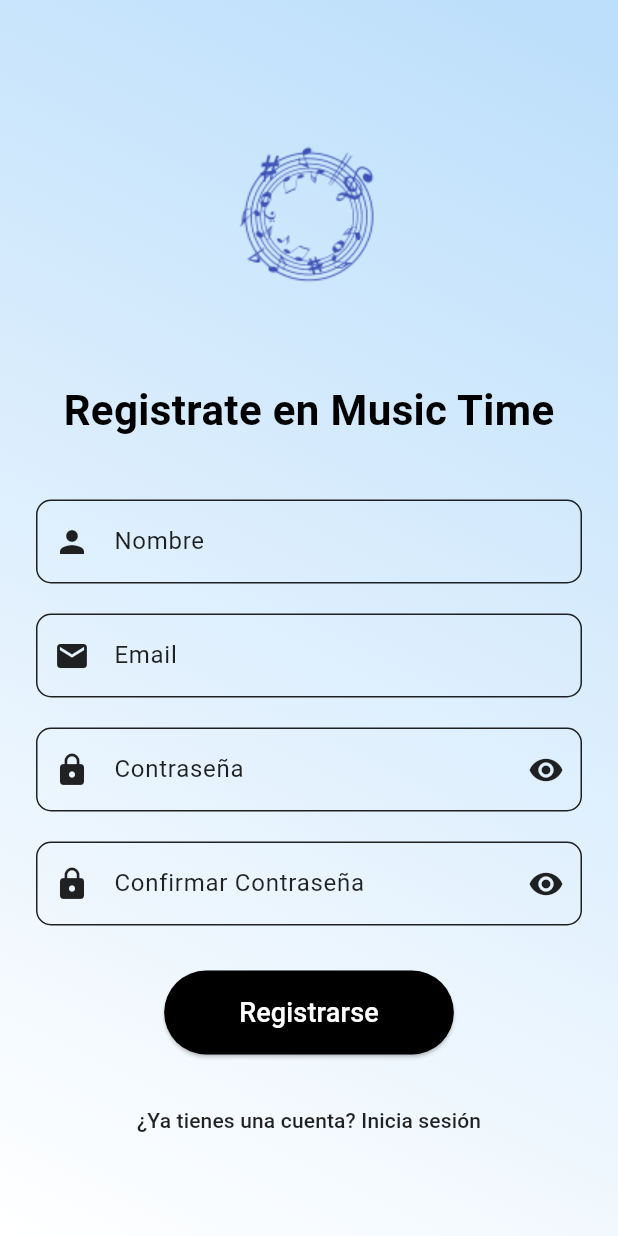
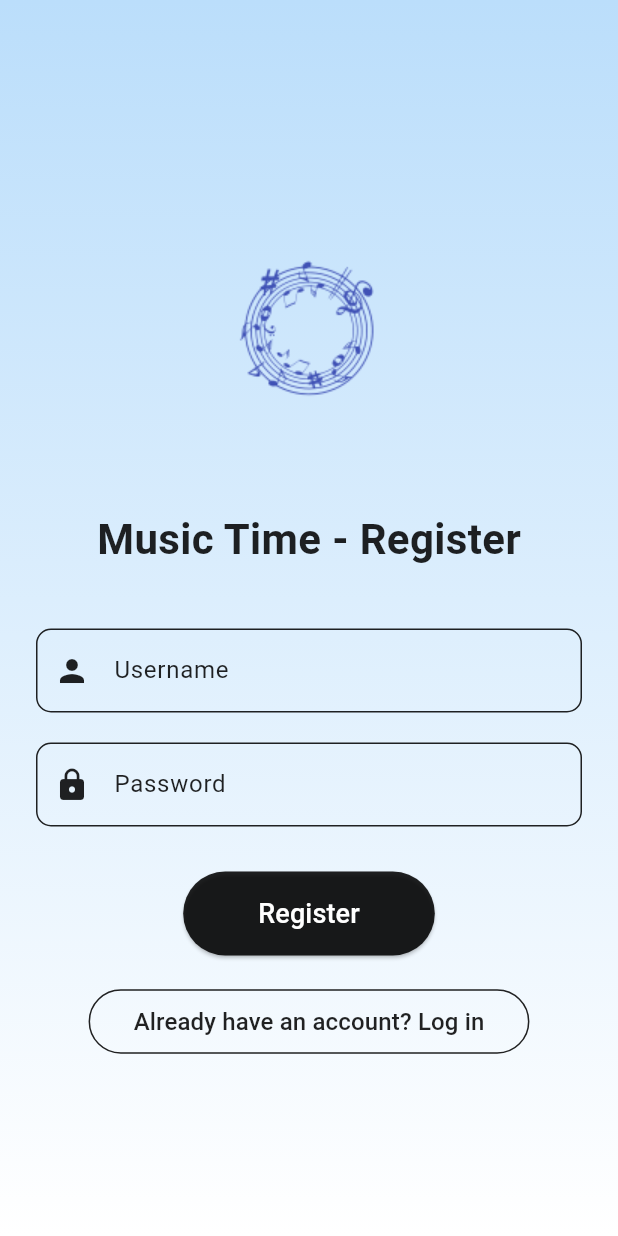
Before and after one commit to codex-App-Movile/APP-Music-Time, a Flutter app: the Register screen opened directly, on a phone screen of 412 x 824 dp. Run offline on Flutter 3.47's test engine with Material 3 defaults, Android fonts, the light colour scheme and no system bars.

Commit message:
chore: login functionality

```diff
--- a/lib/Register.dart
+++ /dev/null
@@ -1,195 +0,0 @@
-import 'package:flutter/material.dart';
-
-class Register extends StatefulWidget {
-  @override
-  _RegisterState createState() => _RegisterState();
-}
-
-class _RegisterState extends State<Register> {
-  final _formKey = GlobalKey<FormState>();
-  final _passwordController = TextEditingController();
-  final _confirmPasswordController = TextEditingController();
-  String _name = '';
-  String _email = '';
-  bool _obscurePassword = true;
-  bool _obscureConfirmPassword = true;
-
-  void _submit() {
-    if (_formKey.currentState!.validate()) {
-      _formKey.currentState!.save();
-      // Aquí iría la lógica de registro
-      print('Name: $_name, Email: $_email, Password: ${_passwordController.text}');
-    }
-  }
-
-  void _togglePasswordVisibility() {
-    setState(() {
-      _obscurePassword = !_obscurePassword;
-    });
-  }
-
-  void _toggleConfirmPasswordVisibility() {
-    setState(() {
-      _obscureConfirmPassword = !_obscureConfirmPassword;
-    });
-  }
-
-  @override
-  void dispose() {
-    _passwordController.dispose();
-    _confirmPasswordController.dispose();
-    super.dispose();
-  }
-
-  @override
-  Widget build(BuildContext context) {
-    return Scaffold(
-      body: Container(
-        decoration: BoxDecoration(
-          gradient: LinearGradient(
-            begin: Alignment.topRight,
-            end: Alignment.bottomLeft,
-            colors: [Color(0xFFBBDEFB), Colors.white],
-          ),
-        ),
-        child: SafeArea(
-          child: Center(
-            child: SingleChildScrollView(
-              child: Padding(
-                padding: EdgeInsets.all(24.0),
-                child: Form(
-                  key: _formKey,
-                  child: Column(
-                    mainAxisAlignment: MainAxisAlignment.center,
-                    children: <Widget>[
-                      Image.asset(
-                        'assets/logo.png',
-                        width: 180,
-                        height: 180,
-                      ),
-                      SizedBox(height: 20),
-                      Text(
-                        'Registrate en Music Time',
-                        style: TextStyle(
-                          fontSize: 28,
-                          fontWeight: FontWeight.bold,
-                          color: Colors.black,
-                        ),
-                      ),
-                      SizedBox(height: 40),
-                      TextFormField(
-                        decoration: _inputDecoration('Nombre', Icons.person),
-                        style: TextStyle(color: Colors.black87),
-                        validator: (value) {
-                          if (value == null || value.isEmpty) {
-                            return 'Por favor, ingresa tu nombre';
-                          }
-                          return null;
-                        },
-                        onSaved: (value) => _name = value!,
-                      ),
-                      SizedBox(height: 20),
-                      TextFormField(
-                        decoration: _inputDecoration('Email', Icons.email),
-                        style: TextStyle(color: Colors.black87),
-                        keyboardType: TextInputType.emailAddress,
-                        validator: (value) {
-                          if (value == null || value.isEmpty || !value.contains('@')) {
-                            return 'Por favor, ingresa un email válido';
-                          }
-                          return null;
-                        },
-                        onSaved: (value) => _email = value!,
-                      ),
-                      SizedBox(height: 20),
-                      TextFormField(
-                        controller: _passwordController,
-                        decoration: _inputDecoration('Contraseña', Icons.lock).copyWith(
-                          suffixIcon: IconButton(
-                            icon: Icon(
-                              _obscurePassword ? Icons.visibility : Icons.visibility_off,
-                              color: Colors.black87,
-                            ),
-                            onPressed: _togglePasswordVisibility,
-                          ),
-                        ),
-                        style: TextStyle(color: Colors.black87),
-                        obscureText: _obscurePassword,
-                        validator: (value) {
-                          if (value == null || value.isEmpty || value.length < 6) {
-                            return 'La contraseña debe tener al menos 6 caracteres';
-                          }
-                          return null;
-                        },
-                      ),
-                      SizedBox(height: 20),
-                      TextFormField(
-                        controller: _confirmPasswordController,
-                        decoration: _inputDecoration('Confirmar Contraseña', Icons.lock).copyWith(
-                          suffixIcon: IconButton(
-                            icon: Icon(
-                              _obscureConfirmPassword ? Icons.visibility : Icons.visibility_off,
-                              color: Colors.black87,
-                            ),
-                            onPressed: _toggleConfirmPasswordVisibility,
-                          ),
-                        ),
-                        style: TextStyle(color: Colors.black87),
-                        obscureText: _obscureConfirmPassword,
-                        validator: (value) {
-                          if (value != _passwordController.text) {
-                            return 'Las contraseñas no coinciden';
-                          }
-                          return null;
-                        },
-                      ),
-                      SizedBox(height: 30),
-                      ElevatedButton(
-                        onPressed: _submit,
-                        child: Text('Registrarse', style: TextStyle(fontSize: 18)),
-                        style: ElevatedButton.styleFrom(
-                          foregroundColor: Colors.white, backgroundColor: Colors.black,
-                          padding: EdgeInsets.symmetric(horizontal: 50, vertical: 15),
-                          shape: RoundedRectangleBorder(
-                            borderRadius: BorderRadius.circular(30),
-                          ),
-                        ),
-                      ),
-                      SizedBox(height: 20),
-                      TextButton(
-                        onPressed: () {
-                          // Navegar de vuelta a la pantalla de login
-                          Navigator.of(context).pop();
-                        },
-                        child: Text(
-                          '¿Ya tienes una cuenta? Inicia sesión',
-                          style: TextStyle(color: Colors.black87),
-                        ),
-                      ),
-                    ],
-                  ),
-                ),
-              ),
-            ),
-          ),
-        ),
-      ),
-    );
-  }
-
-  InputDecoration _inputDecoration(String label, IconData icon) {
-    return InputDecoration(
-      labelText: label,
-      prefixIcon: Icon(icon, color: Colors.black87),
-      labelStyle: TextStyle(color: Colors.black87),
-      enabledBorder: OutlineInputBorder(
-        borderSide: BorderSide(color: Colors.black87),
-        borderRadius: BorderRadius.circular(10),
-      ),
-      focusedBorder: OutlineInputBorder(
-        borderSide: BorderSide(color: Colors.black),
-        borderRadius: BorderRadius.circular(10),
-      ),
-    );
-  }
-}
--- /dev/null
+++ b/lib/Views/Home.dart
@@ -0,0 +1,24 @@
+// lib/Views/home.dart
+import 'package:flutter/material.dart';
+
+class Home extends StatelessWidget {
+  final String username;
+
+  Home({required this.username});
+
+  @override
+  Widget build(BuildContext context) {
+    return Scaffold(
+      appBar: AppBar(
+        automaticallyImplyLeading: false, // This removes the back arrow
+        title: Text('Home'),
+      ),
+      body: Center(
+        child: Text(
+          'Welcome, $username!',
+          style: TextStyle(fontSize: 24),
+        ),
+      ),
+    );
+  }
+}
--- /dev/null
+++ b/lib/Views/Register.dart
@@ -0,0 +1,149 @@
+// lib/Views/register.dart
+import 'package:flutter/material.dart';
+import '../services/ApiService.dart';
+import 'login.dart';
+
+class Register extends StatefulWidget {
+  @override
+  _RegisterState createState() => _RegisterState();
+}
+
+class _RegisterState extends State<Register> {
+  final _formKey = GlobalKey<FormState>();
+  String _username = '';
+  String _password = '';
+
+  Future<void> _submit() async {
+    if (_formKey.currentState!.validate()) {
+      _formKey.currentState!.save();
+      final response = await ApiService().signUp({'username': _username, 'password': _password});
+
+      if (response.statusCode == 200) {
+        Navigator.push(
+          context,
+          MaterialPageRoute(builder: (context) => login()),
+        );
+      } else {
+        // Handle registration error
+        print('Registration failed: ${response.body}');
+      }
+    }
+  }
+
+  @override
+  Widget build(BuildContext context) {
+    return Scaffold(
+      body: Container(
+        decoration: BoxDecoration(
+          gradient: LinearGradient(
+            begin: Alignment.topCenter,
+            end: Alignment.bottomCenter,
+            colors: [Color(0xFFBBDEFB), Colors.white],
+          ),
+        ),
+        child: SafeArea(
+          child: Center(
+            child: SingleChildScrollView(
+              child: Padding(
+                padding: EdgeInsets.all(24.0),
+                child: Form(
+                  key: _formKey,
+                  child: Column(
+                    mainAxisAlignment: MainAxisAlignment.center,
+                    children: <Widget>[
+                      Image.asset(
+                        'assets/logo.png',
+                        width: 200,
+                        height: 200,
+                      ),
+                      SizedBox(height: 20),
+                      Text(
+                        'Music Time - Register',
+                        style: TextStyle(
+                          fontSize: 28,
+                          fontWeight: FontWeight.bold,
+                          color: Colors.black87,
+                        ),
+                      ),
+                      SizedBox(height: 40),
+                      TextFormField(
+                        decoration: _inputDecoration('Username', Icons.person),
+                        style: TextStyle(color: Colors.black87),
+                        validator: (value) {
+                          if (value == null || value.isEmpty) {
+                            return 'Please enter your username';
+                          }
+                          return null;
+                        },
+                        onSaved: (value) => _username = value!,
+                      ),
+                      SizedBox(height: 20),
+                      TextFormField(
+                        decoration: _inputDecoration('Password', Icons.lock),
+                        style: TextStyle(color: Colors.black87),
+                        obscureText: true,
+                        validator: (value) {
+                          if (value == null || value.isEmpty || value.length < 6) {
+                            return 'Password must be at least 6 characters';
+                          }
+                          return null;
+                        },
+                        onSaved: (value) => _password = value!,
+                      ),
+                      SizedBox(height: 30),
+                      ElevatedButton(
+                        onPressed: _submit,
+                        child: Text('Register', style: TextStyle(fontSize: 18)),
+                        style: ElevatedButton.styleFrom(
+                          foregroundColor: Colors.white,
+                          backgroundColor: Colors.black87,
+                          padding: EdgeInsets.symmetric(horizontal: 50, vertical: 15),
+                          shape: RoundedRectangleBorder(
+                            borderRadius: BorderRadius.circular(30),
+                          ),
+                        ),
+                      ),
+                      SizedBox(height: 20),
+                      OutlinedButton(
+                        onPressed: () {
+                          Navigator.push(
+                            context,
+                            MaterialPageRoute(builder: (context) => login()),
+                          );
+                        },
+                        child: Text('Already have an account? Log in', style: TextStyle(fontSize: 16, color: Colors.black87)),
+                        style: OutlinedButton.styleFrom(
+                          side: BorderSide(color: Colors.black87),
+                          padding: EdgeInsets.symmetric(horizontal: 30, vertical: 10),
+                          shape: RoundedRectangleBorder(
+                            borderRadius: BorderRadius.circular(30),
+                          ),
+                        ),
+                      ),
+                    ],
+                  ),
+                ),
+              ),
+            ),
+          ),
+        ),
+      ),
+    );
+  }
+
+  InputDecoration _inputDecoration(String label, IconData icon) {
+    return InputDecoration(
+      labelText: label,
+      prefixIcon: Icon(icon, color: Colors.black87),
+      labelStyle: TextStyle(color: Colors.black87),
+      enabledBorder: OutlineInputBorder(
+        borderSide: BorderSide(color: Colors.black87),
+        borderRadius: BorderRadius.circular(10),
+      ),
+      focusedBorder: OutlineInputBorder(
+        borderSide: BorderSide(color: Colors.black),
+        borderRadius: BorderRadius.circular(10),
+      ),
+    );
+  }
+}
--- a/lib/login.dart
+++ b/lib/Views/login.dart
@@ -1,5 +1,8 @@
+// lib/Views/login.dart
 import 'package:flutter/material.dart';
-import 'register.dart'; // Asegúrate de que este archivo exista y contenga la clase Register
+import '../services/ApiService.dart';
+import 'home.dart';
+import 'register.dart';
 
 class login extends StatefulWidget {
   @override
@@ -8,15 +11,26 @@ class login extends StatefulWidget {
 
 class _LoginState extends State<login> {
   final _formKey = GlobalKey<FormState>();
-  String _email = '';
+  String _username = '';
   String _password = '';
   bool _obscureText = true;
 
-  void _submit() {
+  Future<void> _submit() async {
     if (_formKey.currentState!.validate()) {
       _formKey.currentState!.save();
-      // Aquí iría la lógica de autenticación
-      print('Email: $_email, Password: $_password');
+      final response = await ApiService().signIn({'username': _username, 'password': _password});
+
+      if (response.statusCode == 200) {
+        Navigator.push(
+          context,
+          MaterialPageRoute(
+            builder: (context) => Home(username: _username),
+          ),
+        );
+      } else {
+        // Handle login error
+        print('Login failed: ${response.body}');
+      }
     }
   }
 
@@ -63,36 +77,19 @@ class _LoginState extends State<login> {
                       ),
                       SizedBox(height: 40),
                       TextFormField(
-                        decoration: InputDecoration(
-                          labelText: 'Email',
-                          prefixIcon: Icon(Icons.email, color: Colors.black87),
-                          labelStyle: TextStyle(color: Colors.black87),
-                          enabledBorder: OutlineInputBorder(
-                            borderSide: BorderSide(color: Colors.black54),
-                            borderRadius: BorderRadius.circular(10),
-                          ),
-                          focusedBorder: OutlineInputBorder(
-                            borderSide: BorderSide(color: Colors.black87),
-                            borderRadius: BorderRadius.circular(10),
-                          ),
-                          filled: true,
-                          fillColor: Colors.white.withOpacity(0.9),
-                        ),
+                        decoration: _inputDecoration('Username', Icons.person),
                         style: TextStyle(color: Colors.black87),
-                        keyboardType: TextInputType.emailAddress,
                         validator: (value) {
-                          if (value == null || value.isEmpty || !value.contains('@')) {
-                            return 'Por favor, ingresa un email válido';
+                          if (value == null || value.isEmpty) {
+                            return 'Please enter your username';
                           }
                           return null;
                         },
-                        onSaved: (value) => _email = value!,
+                        onSaved: (value) => _username = value!,
                       ),
                       SizedBox(height: 20),
                       TextFormField(
-                        decoration: InputDecoration(
-                          labelText: 'Contraseña',
-                          prefixIcon: Icon(Icons.lock, color: Colors.black87),
+                        decoration: _inputDecoration('Password', Icons.lock).copyWith(
                           suffixIcon: IconButton(
                             icon: Icon(
                               _obscureText ? Icons.visibility : Icons.visibility_off,
@@ -100,23 +97,12 @@ class _LoginState extends State<login> {
                             ),
                             onPressed: _togglePasswordVisibility,
                           ),
-                          labelStyle: TextStyle(color: Colors.black87),
-                          enabledBorder: OutlineInputBorder(
-                            borderSide: BorderSide(color: Colors.black54),
-                            borderRadius: BorderRadius.circular(10),
-                          ),
-                          focusedBorder: OutlineInputBorder(
-                            borderSide: BorderSide(color: Colors.black87),
-                            borderRadius: BorderRadius.circular(10),
-                          ),
-                          filled: true,
-                          fillColor: Colors.white.withOpacity(0.9),
                         ),
                         style: TextStyle(color: Colors.black87),
                         obscureText: _obscureText,
                         validator: (value) {
                           if (value == null || value.isEmpty || value.length < 6) {
-                            return 'La contraseña debe tener al menos 6 caracteres';
+                            return 'Password must be at least 6 characters';
                           }
                           return null;
                         },
@@ -125,7 +111,7 @@ class _LoginState extends State<login> {
                       SizedBox(height: 30),
                       ElevatedButton(
                         onPressed: _submit,
-                        child: Text('Iniciar Sesión', style: TextStyle(fontSize: 18)),
+                        child: Text('Log In', style: TextStyle(fontSize: 18)),
                         style: ElevatedButton.styleFrom(
                           foregroundColor: Colors.white,
                           backgroundColor: Colors.black87,
@@ -143,7 +129,7 @@ class _LoginState extends State<login> {
                             MaterialPageRoute(builder: (context) => Register()),
                           );
                         },
-                        child: Text('¿No tienes cuenta? Regístrate', style: TextStyle(fontSize: 16, color: Colors.black87)),
+                        child: Text('Don\'t have an account? Register', style: TextStyle(fontSize: 16, color: Colors.black87)),
                         style: OutlinedButton.styleFrom(
                           side: BorderSide(color: Colors.black87),
                           padding: EdgeInsets.symmetric(horizontal: 30, vertical: 10),
@@ -162,4 +148,20 @@ class _LoginState extends State<login> {
       ),
     );
   }
+
+  InputDecoration _inputDecoration(String label, IconData icon) {
+    return InputDecoration(
+      labelText: label,
+      prefixIcon: Icon(icon, color: Colors.black87),
+      labelStyle: TextStyle(color: Colors.black87),
+      enabledBorder: OutlineInputBorder(
+        borderSide: BorderSide(color: Colors.black87),
+        borderRadius: BorderRadius.circular(10),
+      ),
+      focusedBorder: OutlineInputBorder(
+        borderSide: BorderSide(color: Colors.black),
+        borderRadius: BorderRadius.circular(10),
+      ),
+    );
+  }
 }
--- a/lib/main.dart
+++ b/lib/main.dart
@@ -1,6 +1,6 @@
 import 'package:flutter/material.dart';
 
-import 'login.dart';
+import 'Views/login.dart';
 
 void main() {
   runApp(const MyApp());
--- /dev/null
+++ b/lib/services/HttpCommon.dart
@@ -0,0 +1,6 @@
+// shared/http_common.dart
+import 'package:http/http.dart' as http;
+
+class HttpCommon {
+  static final http.Client client = http.Client();
+}
--- a/pubspec.yaml
+++ b/pubspec.yaml
@@ -30,6 +30,7 @@ environment:
 dependencies:
   flutter:
     sdk: flutter
+  http: ^0.13.3
 
 
   # The following adds the Cupertino Icons font to your application.
```
Also changed, not shown: lib/services/ApiService.dart (added, +26 -0 lines), pubspec.lock.
